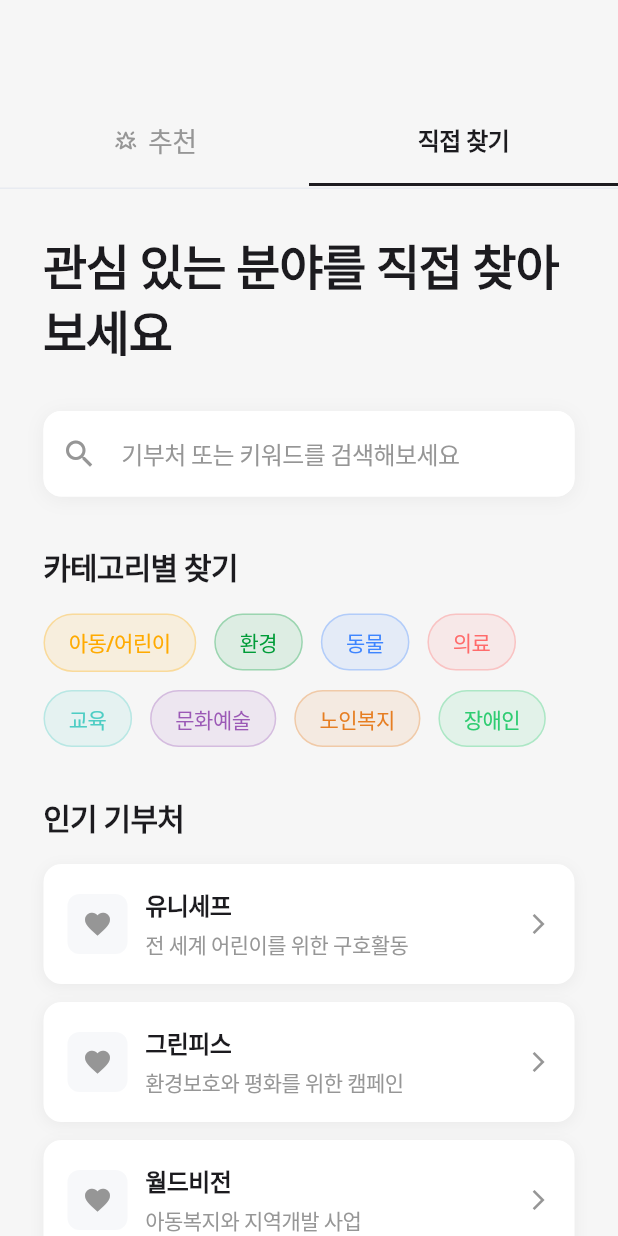
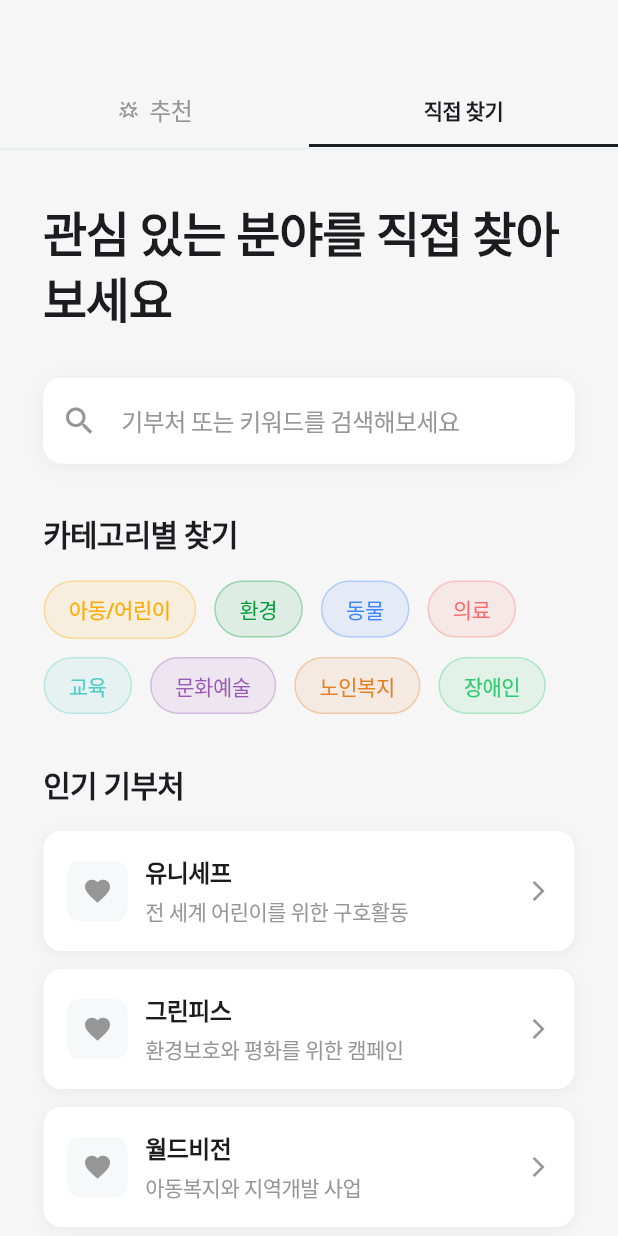
Before and after one commit to eunsjani/test, a Flutter app: the ExploreScreen screen opened directly, after a tap on "직접 찾기", on a phone screen of 412 x 824 dp. Run offline on Flutter 3.47's test engine with Material 3 defaults, Android fonts, the phone set to English and light mode, and no system bars; our stand-ins replace flutter_svg; Roboto replaces fonts that are missing (Pretendard).

Commit message:
Implement mobile responsive design improvements
- Reduce top navigation height and padding for mobile devices
- Optimize bottom CTA button area for smaller screens
- Add responsive typography and spacing throughout
- Scale down card components and images for mobile
- Improve layout efficiency on screens under 768px width
- Maintain visual hierarchy while maximizing content visibility

🤖 Generated with [Claude Code](https://claude.ai/code)

Co-Authored-By: Claude <noreply@anthropic.com>

```diff
--- a/lib/screens/explore_screen.dart
+++ b/lib/screens/explore_screen.dart
@@ -33,13 +33,18 @@ class _ExploreScreenState extends State<ExploreScreen> with TickerProviderStateM
       body: Stack(
         children: [
           SingleChildScrollView(
-            child: Column(
+            child: LayoutBuilder(
+              builder: (context, constraints) {
+                final isMobile = constraints.maxWidth < 768;
+                return Column(
                   children: [
-                const SizedBox(height: 122),
+                    SizedBox(height: isMobile ? 100 : 122),
                     // 선택된 탭에 따른 컨텐츠 표시
-                if (selectedTabIndex == 0) _buildRecommendedContent(),
+                    if (selectedTabIndex == 0) _buildRecommendedContent(isMobile: isMobile),
                     if (selectedTabIndex == 1) _buildDirectSearchContent(),
                   ],
+                );
+              },
             ),
           ),
           // Top Navigation
@@ -47,12 +52,15 @@ class _ExploreScreenState extends State<ExploreScreen> with TickerProviderStateM
             top: 0,
             left: 0,
             right: 0,
-            child: Container(
-              height: 130,
+            child: LayoutBuilder(
+              builder: (context, constraints) {
+                final isMobile = constraints.maxWidth < 768;
+                return Container(
+                  height: isMobile ? 108 : 130,
                   color: const Color(0xFFF6F6F6),
                   child: Column(
                     children: [
-                  const SizedBox(height: 65),
+                      SizedBox(height: isMobile ? 50 : 65),
                       // Tab Bar Style
                       Container(
                         width: double.infinity,
@@ -75,7 +83,7 @@ class _ExploreScreenState extends State<ExploreScreen> with TickerProviderStateM
                                   });
                                 },
                                 child: Container(
-                              padding: const EdgeInsets.symmetric(vertical: 16),
+                                  padding: EdgeInsets.symmetric(vertical: isMobile ? 12 : 16),
                                   decoration: BoxDecoration(
                                     border: Border(
                                       bottom: BorderSide(
@@ -89,8 +97,8 @@ class _ExploreScreenState extends State<ExploreScreen> with TickerProviderStateM
                                     children: [
                                       SvgPicture.asset(
                                         'assets/images/star_shine.svg',
-                                    width: 18,
-                                    height: 18,
+                                        width: isMobile ? 16 : 18,
+                                        height: isMobile ? 16 : 18,
                                         colorFilter: ColorFilter.mode(
                                           selectedTabIndex == 0 ? const Color(0xFF1C1B1F) : const Color(0xFF969696),
                                           BlendMode.srcIn,
@@ -101,7 +109,7 @@ class _ExploreScreenState extends State<ExploreScreen> with TickerProviderStateM
                                         '추천',
                                         style: TextStyle(
                                           fontFamily: 'Pretendard',
-                                      fontSize: 18,
+                                          fontSize: isMobile ? 16 : 18,
                                           fontWeight: selectedTabIndex == 0 ? FontWeight.w600 : FontWeight.w500,
                                           color: selectedTabIndex == 0 ? const Color(0xFF1C1B1F) : const Color(0xFF969696),
                                           letterSpacing: -0.4,
@@ -121,7 +129,7 @@ class _ExploreScreenState extends State<ExploreScreen> with TickerProviderStateM
                                   });
                                 },
                                 child: Container(
-                              padding: const EdgeInsets.symmetric(vertical: 16),
+                                  padding: EdgeInsets.symmetric(vertical: isMobile ? 12 : 16),
                                   decoration: BoxDecoration(
                                     border: Border(
                                       bottom: BorderSide(
@@ -135,7 +143,7 @@ class _ExploreScreenState extends State<ExploreScreen> with TickerProviderStateM
                                     textAlign: TextAlign.center,
                                     style: TextStyle(
                                       fontFamily: 'Pretendard',
-                                  fontSize: 16,
+                                      fontSize: isMobile ? 14 : 16,
                                       fontWeight: selectedTabIndex == 1 ? FontWeight.w600 : FontWeight.w500,
                                       color: selectedTabIndex == 1 ? const Color(0xFF1C1B1F) : const Color(0xFF969696),
                                       letterSpacing: -0.4,
@@ -149,6 +157,8 @@ class _ExploreScreenState extends State<ExploreScreen> with TickerProviderStateM
                       ),
                     ],
                   ),
+                );
+              },
             ),
           ),
           // Bottom Section (only show for recommended tab)
@@ -157,7 +167,10 @@ class _ExploreScreenState extends State<ExploreScreen> with TickerProviderStateM
               bottom: 0,
               left: 0,
               right: 0,
-              child: Container(
+              child: LayoutBuilder(
+                builder: (context, constraints) {
+                  final isMobile = constraints.maxWidth < 768;
+                  return Container(
                     decoration: BoxDecoration(
                       gradient: LinearGradient(
                         begin: Alignment.topCenter,
@@ -172,69 +185,74 @@ class _ExploreScreenState extends State<ExploreScreen> with TickerProviderStateM
                     ),
                     child: Container(
                       color: Colors.white,
-                  padding: const EdgeInsets.fromLTRB(45, 20, 45, 20),
+                      padding: EdgeInsets.fromLTRB(
+                        isMobile ? 20 : 45,
+                        isMobile ? 16 : 20,
+                        isMobile ? 20 : 45,
+                        isMobile ? 16 : 20
+                      ),
                       child: Column(
                         children: [
                           Row(
                             mainAxisAlignment: MainAxisAlignment.spaceBetween,
                             children: [
-                          const Text(
+                              Text(
                                 '남은 기부금 5,300원',
                                 style: TextStyle(
                                   fontFamily: 'Pretendard',
-                              fontSize: 12,
+                                  fontSize: isMobile ? 11 : 12,
                                   fontWeight: FontWeight.w500,
-                              color: Color(0xFF969696),
+                                  color: const Color(0xFF969696),
                                   letterSpacing: -0.3,
                                 ),
                               ),
                               Row(
                                 children: [
-                              const Text(
+                                  Text(
                                     '지금 사용',
                                     style: TextStyle(
                                       fontFamily: 'Pretendard',
-                                  fontSize: 12,
+                                      fontSize: isMobile ? 11 : 12,
                                       fontWeight: FontWeight.w500,
-                                  color: Color(0xFF969696),
+                                      color: const Color(0xFF969696),
                                       letterSpacing: -0.3,
                                     ),
                                   ),
                                   const SizedBox(width: 8),
-                              const Text(
+                                  Text(
                                     '5,200원',
                                     style: TextStyle(
                                       fontFamily: 'Pretendard',
-                                  fontSize: 20,
+                                      fontSize: isMobile ? 18 : 20,
                                       fontWeight: FontWeight.bold,
-                                  color: Color(0xFF1C1B1F),
+                                      color: const Color(0xFF1C1B1F),
                                       letterSpacing: -0.5,
                                     ),
                                   ),
                                   const SizedBox(width: 8),
                                   SvgPicture.asset(
                                     'assets/images/error.svg',
-                                width: 20,
-                                height: 20,
+                                    width: isMobile ? 18 : 20,
+                                    height: isMobile ? 18 : 20,
                                   ),
                                 ],
                               ),
                             ],
                           ),
-                      const SizedBox(height: 20),
+                          SizedBox(height: isMobile ? 16 : 20),
                           Container(
                             width: double.infinity,
-                        height: 58,
+                            height: isMobile ? 50 : 58,
                             decoration: BoxDecoration(
                               color: const Color(0xFF1C1B1F),
                               borderRadius: BorderRadius.circular(500),
                             ),
-                        child: const Center(
+                            child: Center(
                               child: Text(
                                 '이대로 기부하기',
                                 style: TextStyle(
                                   fontFamily: 'Pretendard',
-                              fontSize: 16,
+                                  fontSize: isMobile ? 14 : 16,
                                   fontWeight: FontWeight.bold,
                                   color: Colors.white,
                                   letterSpacing: -0.4,
@@ -245,6 +263,8 @@ class _ExploreScreenState extends State<ExploreScreen> with TickerProviderStateM
                         ],
                       ),
                     ),
+                  );
+                },
               ),
             ),
         ],
@@ -258,33 +278,41 @@ class _ExploreScreenState extends State<ExploreScreen> with TickerProviderStateM
     required Color color,
     required String image,
     double? width,
+    bool isMobile = false,
   }) {
+    final cardWidth = isMobile ? 160.0 : 190.0;
+    final cardHeight = isMobile ? 240.0 : 280.0;
+    final bgHeight = isMobile ? 160.0 : 190.0;
+    final imageSize = isMobile ? 60.0 : 79.0;
+    final statsWidth = isMobile ? 135.0 : 162.0;
+    final statsHeight = isMobile ? 80.0 : 99.0;
+
     return SizedBox(
-      width: 190,
-      height: 280,
+      width: cardWidth,
+      height: cardHeight,
       child: Stack(
         clipBehavior: Clip.none,
         children: [
           // Background rounded square
           Positioned(
-            top: 40,
+            top: isMobile ? 30 : 40,
             left: 0,
             child: Container(
-              width: 190,
-              height: 190,
+              width: cardWidth,
+              height: bgHeight,
               decoration: BoxDecoration(
                 color: Colors.white,
-                borderRadius: BorderRadius.circular(36),
+                borderRadius: BorderRadius.circular(isMobile ? 30 : 36),
               ),
             ),
           ),
           // Image at the top - overlapping the card
           Positioned(
             top: 0,
-            left: (190 - 79) / 2, // Center the image
+            left: (cardWidth - imageSize) / 2, // Center the image
             child: Container(
-              width: 79,
-              height: 78,
+              width: imageSize,
+              height: imageSize,
               child: Image.asset(
                 image,
                 fit: BoxFit.contain,
@@ -293,37 +321,37 @@ class _ExploreScreenState extends State<ExploreScreen> with TickerProviderStateM
           ),
           // Stats container with border - positioned behind badge
           Positioned(
-            top: 120,
-            left: (190 - 162) / 2, // Center the stats container
+            top: isMobile ? 100 : 120,
+            left: (cardWidth - statsWidth) / 2, // Center the stats container
             child: Container(
-              width: 162,
-              height: 99,
+              width: statsWidth,
+              height: statsHeight,
               decoration: BoxDecoration(
                 color: Colors.white,
-                borderRadius: BorderRadius.circular(24),
+                borderRadius: BorderRadius.circular(isMobile ? 20 : 24),
                 border: Border.all(color: const Color(0xFFF2F2F2)),
               ),
               child: Column(
                 mainAxisAlignment: MainAxisAlignment.center,
                 children: [
-                  const Text(
+                  Text(
                     '내 기부금의',
                     style: TextStyle(
                       fontFamily: 'Pretendard',
-                      fontSize: 15,
+                      fontSize: isMobile ? 13 : 15,
                       fontWeight: FontWeight.w600,
-                      color: Color(0xFF969696),
+                      color: const Color(0xFF969696),
                       letterSpacing: -0.375,
                     ),
                   ),
-                  const SizedBox(height: 4),
+                  SizedBox(height: isMobile ? 2 : 4),
                   Text(
                     '$percentage 전달',
-                    style: const TextStyle(
+                    style: TextStyle(
                       fontFamily: 'Pretendard',
-                      fontSize: 24,
+                      fontSize: isMobile ? 20 : 24,
                       fontWeight: FontWeight.w600,
-                      color: Color(0xFF1C1B1F),
+                      color: const Color(0xFF1C1B1F),
                       letterSpacing: -0.6,
                     ),
                   ),
@@ -333,12 +361,15 @@ class _ExploreScreenState extends State<ExploreScreen> with TickerProviderStateM
           ),
           // Category badge - positioned on top with highest z-index
           Positioned(
-            top: 100,
+            top: isMobile ? 80 : 100,
             left: 0,
             right: 0,
             child: Center(
               child: Container(
-                padding: const EdgeInsets.symmetric(horizontal: 12, vertical: 4),
+                padding: EdgeInsets.symmetric(
+                  horizontal: isMobile ? 10 : 12,
+                  vertical: isMobile ? 3 : 4
+                ),
                 decoration: BoxDecoration(
                   color: color == const Color(0xFFFF9000) ? const Color(0xFFFFEFD0)
                         : color == const Color(0xFF009C38) ? const Color(0xFFD5F4E6)
@@ -349,7 +380,7 @@ class _ExploreScreenState extends State<ExploreScreen> with TickerProviderStateM
                   title,
                   style: TextStyle(
                     fontFamily: 'Pretendard',
-                    fontSize: 16,
+                    fontSize: isMobile ? 14 : 16,
                     fontWeight: FontWeight.bold,
                     color: color,
                     letterSpacing: -0.4,
@@ -371,6 +402,7 @@ class _ExploreScreenState extends State<ExploreScreen> with TickerProviderStateM
     required Color color,
     required Color backgroundColor,
     required bool isSelected,
+    bool isMobile = false,
   }) {
     return Column(
       children: [
@@ -757,7 +789,7 @@ class _ExploreScreenState extends State<ExploreScreen> with TickerProviderStateM
   }
 
   // 추천 탭 컨텐츠
-  Widget _buildRecommendedContent() {
+  Widget _buildRecommendedContent({bool isMobile = false}) {
     return Column(
       children: [
         // Hero Section
@@ -765,32 +797,37 @@ class _ExploreScreenState extends State<ExploreScreen> with TickerProviderStateM
           crossAxisAlignment: CrossAxisAlignment.start,
           children: [
             Padding(
-              padding: const EdgeInsets.fromLTRB(29, 34, 29, 0),
+              padding: EdgeInsets.fromLTRB(
+                isMobile ? 20 : 29,
+                isMobile ? 20 : 34,
+                isMobile ? 20 : 29,
+                0
+              ),
               child: Align(
                 alignment: Alignment.centerLeft,
                 child: SizedBox(
-                  width: 300,
+                  width: isMobile ? null : 300,
                   child: Text(
                     '지금까지 당신의 기부는 이렇게 흘러왔어요',
                     style: TextStyle(
                       fontFamily: 'Pretendard',
-                      fontSize: 32,
+                      fontSize: isMobile ? 24 : 32,
                       fontWeight: FontWeight.w600,
-                      color: Color(0xFF1C1B1F),
+                      color: const Color(0xFF1C1B1F),
                       height: 1.3,
-                      letterSpacing: -0.8,
+                      letterSpacing: isMobile ? -0.6 : -0.8,
                     ),
                   ),
                 ),
               ),
             ),
-            const SizedBox(height: 26),
+            SizedBox(height: isMobile ? 20 : 26),
             // Cards Row - Horizontal Scrollable
             SizedBox(
-              height: 280,
+              height: isMobile ? 240 : 280,
               child: SingleChildScrollView(
                 scrollDirection: Axis.horizontal,
-                padding: const EdgeInsets.only(left: 29),
+                padding: EdgeInsets.only(left: isMobile ? 20 : 29),
                 child: Row(
                   children: [
                     _buildCategoryCard(
@@ -799,64 +836,70 @@ class _ExploreScreenState extends State<ExploreScreen> with TickerProviderStateM
                       color: const Color(0xFFFF9000),
                       image: 'assets/images/kids.png',
                       width: null,
+                      isMobile: isMobile,
                     ),
-                    const SizedBox(width: 20),
+                    SizedBox(width: isMobile ? 16 : 20),
                     _buildCategoryCard(
                       title: '환경',
                       percentage: '12%',
                       color: const Color(0xFF009C38),
                       image: 'assets/images/nature.png',
                       width: null,
+                      isMobile: isMobile,
                     ),
-                    const SizedBox(width: 20),
+                    SizedBox(width: isMobile ? 16 : 20),
                     _buildCategoryCard(
                       title: '동물',
                       percentage: '8%',
                       color: const Color(0xFF3E85FF),
                       image: 'assets/images/animal.png',
                       width: null,
+                      isMobile: isMobile,
                     ),
-                    const SizedBox(width: 29), // 오른쪽 패딩
+                    SizedBox(width: isMobile ? 20 : 29), // 오른쪽 패딩
                   ],
                 ),
               ),
             ),
           ],
         ),
-        const SizedBox(height: 54),
+        SizedBox(height: isMobile ? 40 : 54),
         // Tooltip positioned absolutely
         Padding(
-          padding: const EdgeInsets.only(left: 29),
+          padding: EdgeInsets.only(left: isMobile ? 20 : 29),
           child: Align(
             alignment: Alignment.centerLeft,
             child: Column(
               crossAxisAlignment: CrossAxisAlignment.start,
               children: [
                 Container(
-                  padding: const EdgeInsets.symmetric(horizontal: 14.25, vertical: 8.55),
+                  padding: EdgeInsets.symmetric(
+                    horizontal: isMobile ? 12 : 14.25,
+                    vertical: isMobile ? 7 : 8.55
+                  ),
                   decoration: BoxDecoration(
                     color: const Color(0xFF1C1B1F),
-                    borderRadius: BorderRadius.circular(35.62),
+                    borderRadius: BorderRadius.circular(isMobile ? 30 : 35.62),
                   ),
-                  child: const Text(
+                  child: Text(
                     '나에게 딱 맞는 이달의 기부',
                     style: TextStyle(
                       fontFamily: 'Pretendard',
-                      fontSize: 14,
+                      fontSize: isMobile ? 12 : 14,
                       fontWeight: FontWeight.w600,
-                      color: Color(0xEDFFFFFF),
+                      color: const Color(0xEDFFFFFF),
                       letterSpacing: -0.35,
                     ),
                   ),
                 ),
                 Transform.translate(
-                  offset: const Offset(24, -1),
+                  offset: Offset(isMobile ? 20 : 24, -1),
                   child: Transform.rotate(
                     angle: 3.14159,
                     child: SvgPicture.asset(
                       'assets/images/polygon.svg',
-                      width: 21.25,
-                      height: 21.25,
+                      width: isMobile ? 18 : 21.25,
+                      height: isMobile ? 18 : 21.25,
                     ),
                   ),
                 ),
@@ -864,10 +907,10 @@ class _ExploreScreenState extends State<ExploreScreen> with TickerProviderStateM
             ),
           ),
         ),
-        const SizedBox(height: 20),
+        SizedBox(height: isMobile ? 16 : 20),
         // Donation List
         Padding(
-          padding: const EdgeInsets.symmetric(horizontal: 29),
+          padding: EdgeInsets.symmetric(horizontal: isMobile ? 20 : 29),
           child: Column(
             children: [
               _buildDonationSection(
@@ -878,8 +921,9 @@ class _ExploreScreenState extends State<ExploreScreen> with TickerProviderStateM
                 color: const Color(0xFFFFAA00),
                 backgroundColor: const Color(0xFFFFEFD0),
                 isSelected: true,
+                isMobile: isMobile,
               ),
-              const SizedBox(height: 54),
+              SizedBox(height: isMobile ? 40 : 54),
               _buildDonationSection(
                 number: '2',
                 category: '환경',
@@ -888,8 +932,9 @@ class _ExploreScreenState extends State<ExploreScreen> with TickerProviderStateM
                 color: const Color(0xFF009C38),
                 backgroundColor: const Color(0xFFD5F4E6),
                 isSelected: true,
+                isMobile: isMobile,
               ),
-              const SizedBox(height: 54),
+              SizedBox(height: isMobile ? 40 : 54),
               _buildDonationSection(
                 number: '3',
                 category: '동물',
@@ -898,6 +943,7 @@ class _ExploreScreenState extends State<ExploreScreen> with TickerProviderStateM
                 color: const Color(0xFF3E85FF),
                 backgroundColor: const Color(0xFFDEEAFF),
                 isSelected: true,
+                isMobile: isMobile,
               ),
               const SizedBox(height: 200),
             ],
```
Lines whose indentation alone changed are shown as unchanged.
